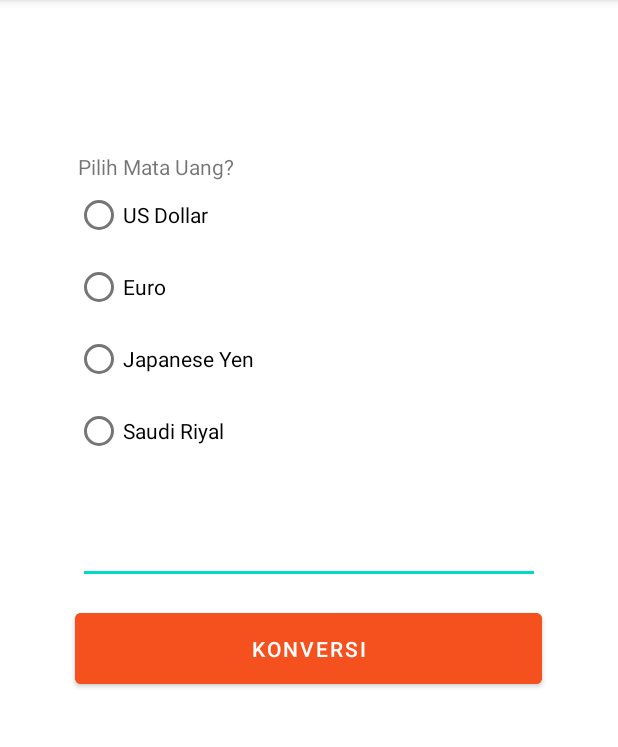
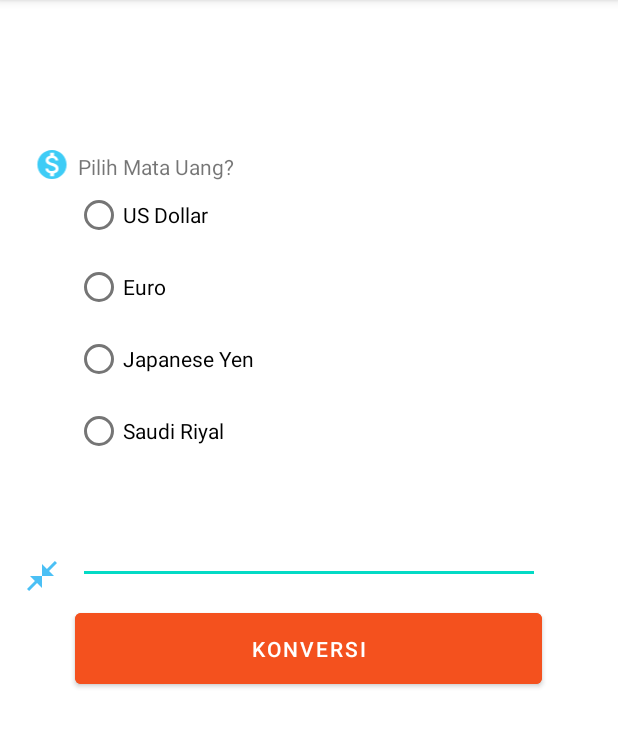
Before and after one commit to shrchse/CurrencyApp, an Android app: the screen it shows after launch (MainActivity), on a phone screen of 412 x 824 dp, the part 84-831 px from its top. Run offline under Robolectric (Android 15) with nearby library versions, the phone set to English and light mode, and no system bars.

Commit message:
Currency App

```diff
--- /dev/null
+++ b/app/src/main/res/drawable/ic_baseline_close_fullscreen_24.xml
@@ -0,0 +1,5 @@
+<vector android:height="24dp" android:tint="#4BC0F5"
+    android:viewportHeight="24" android:viewportWidth="24"
+    android:width="24dp" xmlns:android="http://schemas.android.com/apk/res/android">
+    <path android:fillColor="@android:color/white" android:pathData="M22,3.41l-5.29,5.29L20,12h-8V4l3.29,3.29L20.59,2L22,3.41zM3.41,22l5.29,-5.29L12,20v-8H4l3.29,3.29L2,20.59L3.41,22z"/>
+</vector>
--- /dev/null
+++ b/app/src/main/res/drawable/ic_baseline_monetization_on_24.xml
@@ -0,0 +1,5 @@
+<vector android:height="24dp" android:tint="#3ECCF6"
+    android:viewportHeight="24" android:viewportWidth="24"
+    android:width="24dp" xmlns:android="http://schemas.android.com/apk/res/android">
+    <path android:fillColor="@android:color/white" android:pathData="M12,2C6.48,2 2,6.48 2,12s4.48,10 10,10 10,-4.48 10,-10S17.52,2 12,2zM13.41,18.09L13.41,20h-2.67v-1.93c-1.71,-0.36 -3.16,-1.46 -3.27,-3.4h1.96c0.1,1.05 0.82,1.87 2.65,1.87 1.96,0 2.4,-0.98 2.4,-1.59 0,-0.83 -0.44,-1.61 -2.67,-2.14 -2.48,-0.6 -4.18,-1.62 -4.18,-3.67 0,-1.72 1.39,-2.84 3.11,-3.21L10.74,4h2.67v1.95c1.86,0.45 2.79,1.86 2.85,3.39L14.3,9.34c-0.05,-1.11 -0.64,-1.87 -2.22,-1.87 -1.5,0 -2.4,0.68 -2.4,1.64 0,0.84 0.65,1.39 2.67,1.91s4.18,1.39 4.18,3.91c-0.01,1.83 -1.38,2.83 -3.12,3.16z"/>
+</vector>
--- a/app/src/main/res/layout/activity_main.xml
+++ b/app/src/main/res/layout/activity_main.xml
@@ -93,4 +93,27 @@
         app:layout_constraintTop_toBottomOf="@+id/konversi"
         app:layout_constraintVertical_bias="0.051" />
 
+    <ImageView
+        android:id="@+id/imageView"
+        android:layout_width="24dp"
+        android:layout_height="23dp"
+        app:layout_constraintBottom_toBottomOf="parent"
+        app:layout_constraintEnd_toStartOf="@+id/textView"
+        app:layout_constraintHorizontal_bias="0.571"
+        app:layout_constraintStart_toStartOf="parent"
+        app:layout_constraintTop_toTopOf="parent"
+        app:layout_constraintVertical_bias="0.115"
+        app:srcCompat="@drawable/ic_baseline_monetization_on_24" />
+
+    <ImageView
+        android:id="@+id/imageView2"
+        android:layout_width="wrap_content"
+        android:layout_height="wrap_content"
+        android:layout_marginEnd="12dp"
+        app:layout_constraintBottom_toBottomOf="parent"
+        app:layout_constraintEnd_toStartOf="@+id/money_value"
+        app:layout_constraintStart_toStartOf="parent"
+        app:layout_constraintTop_toTopOf="parent"
+        app:srcCompat="@drawable/ic_baseline_close_fullscreen_24" />
+
 </androidx.constraintlayout.widget.ConstraintLayout>
```
